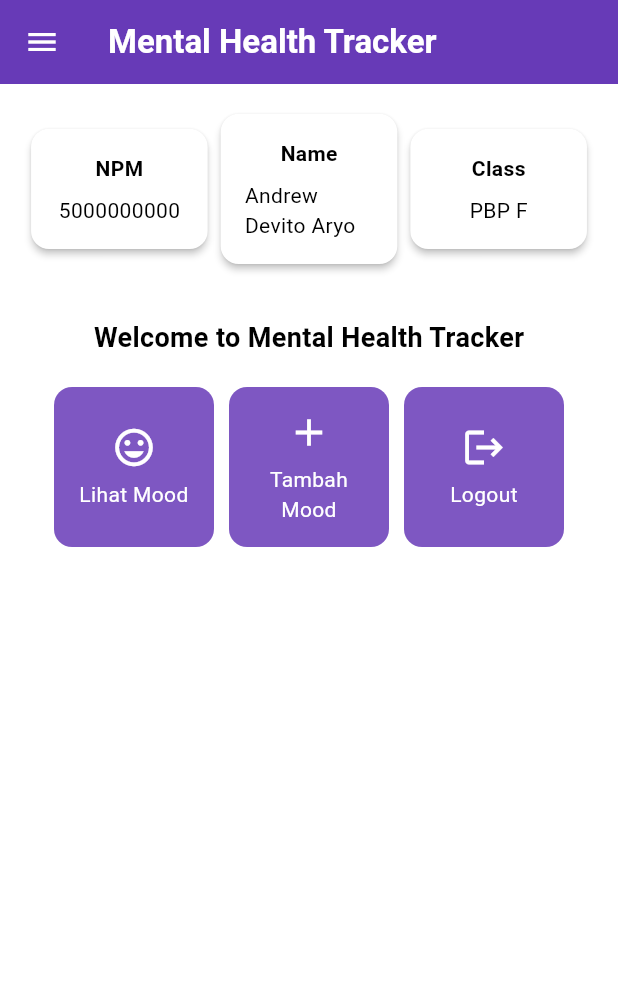
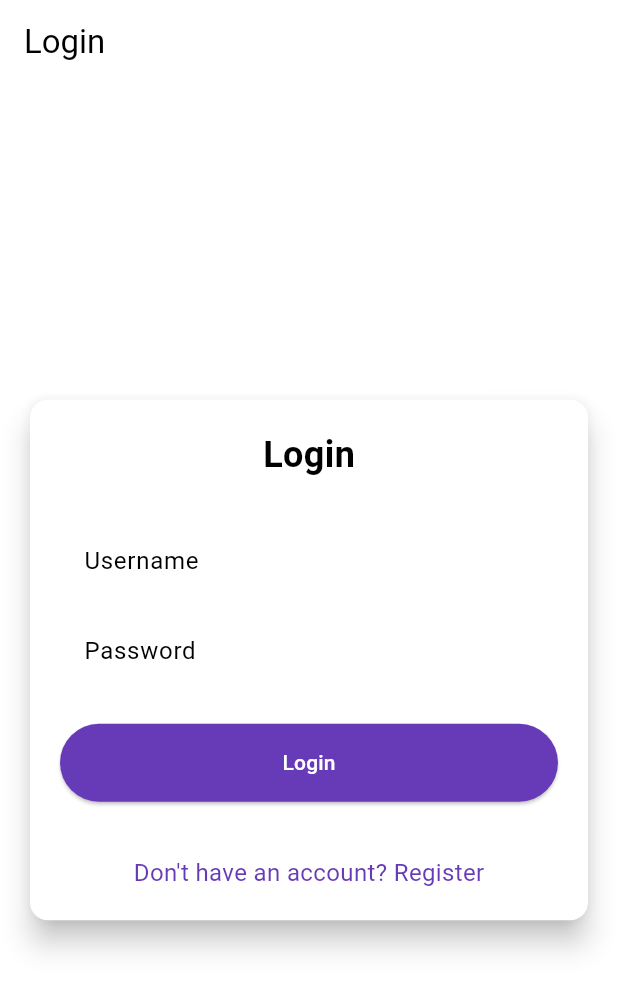
Before and after one commit to Andrew4Coding/mental-health-tracker-mobile, a Flutter app: the screen it shows after launch, on a phone screen of 412 x 824 dp. Shown: the top 991 px of the screen. Run offline on Flutter 3.47's test engine with Material 3 defaults, Android fonts, the light colour scheme and no system bars; missing offline and left inert: pbp_django_auth.

Commit message:
feat: done tutorial 8

```diff
--- a/lib/main.dart
+++ b/lib/main.dart
@@ -1,6 +1,9 @@
 // Main Dart
 import 'package:flutter/material.dart';
+import 'package:mental_health_tracker_1/screens/login.dart';
 import 'package:mental_health_tracker_1/screens/menu.dart';
+import 'package:provider/provider.dart';
+import 'package:pbp_django_auth/pbp_django_auth.dart';
 
 void main() {
   runApp(const MyApp());
@@ -12,8 +15,13 @@
   // This widget is the root of your application.
   @override
   Widget build(BuildContext context) {
-    return MaterialApp(
-        title: 'Flutter Demo',
+    return Provider(
+      create: (_) {
+        CookieRequest request = CookieRequest();
+        return request;
+      },
+      child: MaterialApp(
+          title: 'Andrew Devito Aryo',
           debugShowCheckedModeBanner: false,
           theme: ThemeData(
             // This is the theme of your application.
@@ -36,6 +44,7 @@
             ).copyWith(secondary: Colors.deepPurple[400]),
             useMaterial3: true,
           ),
-        home: MyHomePage());
+          home: const LoginPage()),
+    );
   }
 }
--- /dev/null
+++ b/lib/screens/login.dart
@@ -0,0 +1,181 @@
+import 'package:flutter/material.dart';
+import 'package:mental_health_tracker_1/screens/menu.dart';
+import 'package:mental_health_tracker_1/screens/register.dart';
+import 'package:pbp_django_auth/pbp_django_auth.dart';
+import 'package:provider/provider.dart';
+
+void main() {
+  runApp(const LoginApp());
+}
+
+class LoginApp extends StatelessWidget {
+  const LoginApp({super.key});
+
+  @override
+  Widget build(BuildContext context) {
+    return MaterialApp(
+      title: 'Login',
+      theme: ThemeData(
+        useMaterial3: true,
+        colorScheme: ColorScheme.fromSwatch(
+          primarySwatch: Colors.deepPurple,
+        ).copyWith(secondary: Colors.deepPurple[400]),
+      ),
+      home: const LoginPage(),
+    );
+  }
+}
+
+class LoginPage extends StatefulWidget {
+  const LoginPage({super.key});
+
+  @override
+  State<LoginPage> createState() => _LoginPageState();
+}
+
+class _LoginPageState extends State<LoginPage> {
+  final TextEditingController _usernameController = TextEditingController();
+  final TextEditingController _passwordController = TextEditingController();
+
+  @override
+  Widget build(BuildContext context) {
+    final request = context.watch<CookieRequest>();
+
+    return Scaffold(
+      appBar: AppBar(
+        title: const Text('Login'),
+      ),
+      body: Center(
+        child: SingleChildScrollView(
+          padding: const EdgeInsets.all(16.0),
+          child: Card(
+            elevation: 8,
+            shape: RoundedRectangleBorder(
+              borderRadius: BorderRadius.circular(12.0),
+            ),
+            child: Padding(
+              padding: const EdgeInsets.all(20.0),
+              child: Column(
+                mainAxisSize: MainAxisSize.min,
+                children: [
+                  const Text(
+                    'Login',
+                    style: TextStyle(
+                      fontSize: 24.0,
+                      fontWeight: FontWeight.bold,
+                    ),
+                  ),
+                  const SizedBox(height: 30.0),
+                  TextField(
+                    controller: _usernameController,
+                    decoration: const InputDecoration(
+                      labelText: 'Username',
+                      hintText: 'Enter your username',
+                      border: OutlineInputBorder(
+                        borderRadius: BorderRadius.all(Radius.circular(12.0)),
+                      ),
+                      contentPadding:
+                          EdgeInsets.symmetric(horizontal: 12.0, vertical: 8.0),
+                    ),
+                  ),
+                  const SizedBox(height: 12.0),
+                  TextField(
+                    controller: _passwordController,
+                    decoration: const InputDecoration(
+                      labelText: 'Password',
+                      hintText: 'Enter your password',
+                      border: OutlineInputBorder(
+                        borderRadius: BorderRadius.all(Radius.circular(12.0)),
+                      ),
+                      contentPadding:
+                          EdgeInsets.symmetric(horizontal: 12.0, vertical: 8.0),
+                    ),
+                    obscureText: true,
+                  ),
+                  const SizedBox(height: 24.0),
+                  ElevatedButton(
+                    onPressed: () async {
+                      String username = _usernameController.text;
+                      String password = _passwordController.text;
+
+                      // Cek kredensial
+                      // TODO: Ganti URL dan jangan lupa tambahkan trailing slash (/) di akhir URL!
+                      // Untuk menyambungkan Android emulator dengan Django pada localhost,
+                      // gunakan URL http://10.0.2.2/
+                      final response = await request
+                          .login("http://localhost:8000/auth/login/", {
+                        'username': username,
+                        'password': password,
+                      });
+
+                      if (request.loggedIn) {
+                        String message = response['message'];
+                        String uname = response['username'];
+                        if (context.mounted) {
+                          Navigator.pushReplacement(
+                            context,
+                            MaterialPageRoute(
+                                builder: (context) => MyHomePage()),
+                          );
+                          ScaffoldMessenger.of(context)
+                            ..hideCurrentSnackBar()
+                            ..showSnackBar(
+                              SnackBar(
+                                  content:
+                                      Text("$message Selamat datang, $uname.")),
+                            );
+                        }
+                      } else {
+                        if (context.mounted) {
+                          showDialog(
+                            context: context,
+                            builder: (context) => AlertDialog(
+                              title: const Text('Login Gagal'),
+                              content: Text(response['message']),
+                              actions: [
+                                TextButton(
+                                  child: const Text('OK'),
+                                  onPressed: () {
+                                    Navigator.pop(context);
+                                  },
+                                ),
+                              ],
+                            ),
+                          );
+                        }
+                      }
+                    },
+                    style: ElevatedButton.styleFrom(
+                      foregroundColor: Colors.white,
+                      minimumSize: const Size(double.infinity, 50),
+                      backgroundColor: Theme.of(context).colorScheme.primary,
+                      padding: const EdgeInsets.symmetric(vertical: 16.0),
+                    ),
+                    child: const Text('Login'),
+                  ),
+                  const SizedBox(height: 36.0),
+                  GestureDetector(
+                    onTap: () {
+                      Navigator.push(
+                        context,
+                        MaterialPageRoute(
+                            builder: (context) => const RegisterPage()),
+                      );
+                    },
+                    child: Text(
+                      'Don\'t have an account? Register',
+                      style: TextStyle(
+                        color: Theme.of(context).colorScheme.primary,
+                        fontSize: 16.0,
+                      ),
+                    ),
+                  ),
+                ],
+              ),
+            ),
+          ),
+        ),
+      ),
+    );
+  }
+}
--- a/lib/screens/menu.dart
+++ b/lib/screens/menu.dart
@@ -1,7 +1,7 @@
 // Menu Dart
 import 'package:flutter/material.dart';
 import 'package:mental_health_tracker_1/widgets/left-drawer.dart';
-import 'package:mental_health_tracker_1/widgets/mood_carts.dart';
+import 'package:mental_health_tracker_1/widgets/mood_card.dart';
 
 class MyHomePage extends StatelessWidget {
   final String npm = '5000000000'; // NPM
--- a/pubspec.yaml
+++ b/pubspec.yaml
@@ -35,6 +35,9 @@
   # The following adds the Cupertino Icons font to your application.
   # Use with the CupertinoIcons class for iOS style icons.
   cupertino_icons: ^1.0.2
+  provider: ^6.1.2
+  pbp_django_auth: ^0.4.0
+  http: ^1.2.0
 
 dev_dependencies:
   flutter_test:
```
Also changed, not shown: lib/models/mood_entry.dart (added, +68 -0 lines), lib/screens/list_moodentry.dart (added, +89 -0 lines), lib/screens/moodentry_form.dart (+35 -27 lines), lib/screens/register.dart (added, +167 -0 lines), lib/widgets/left-drawer.dart (+12 -0 lines), lib/widgets/mood_card.dart (renamed from lib/widgets/mood_carts.dart, +33 -1 lines), pubspec.lock, 2 other files. Lines whose indentation alone changed are shown as unchanged.
